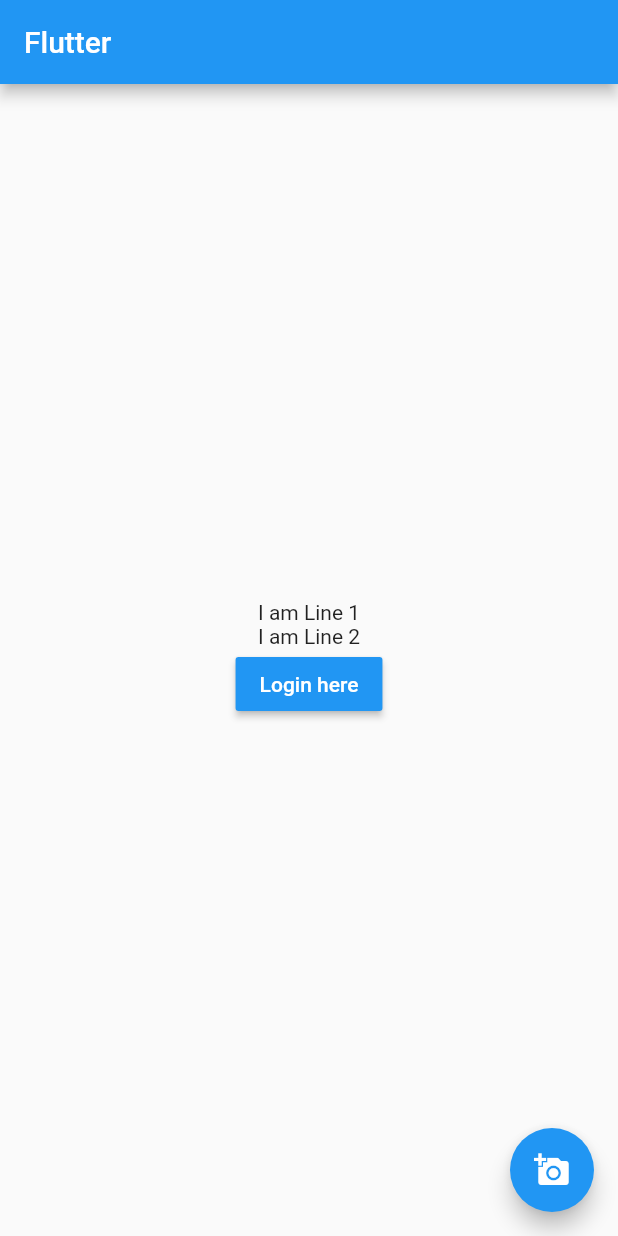
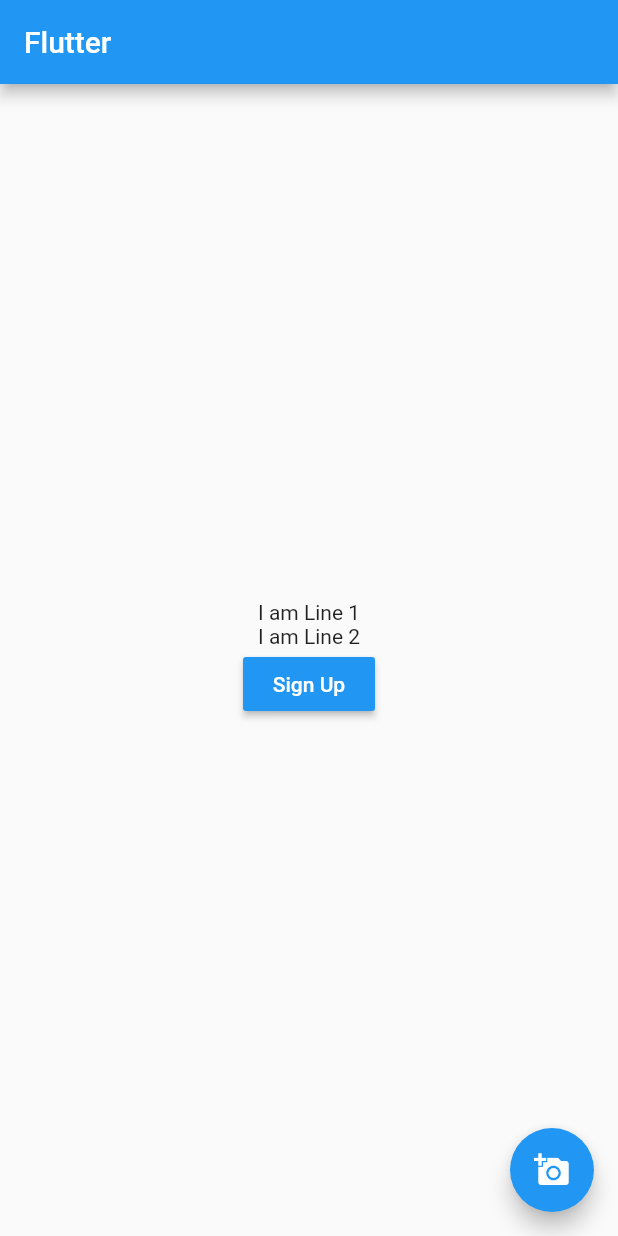
Before and after one commit to piyushgarg-dev/Flutter, a Flutter app: the screen it shows after launch, on a phone screen of 412 x 824 dp. Run offline on Flutter 3.47's test engine with Material 2 defaults, Android fonts, the phone set to English and light mode, and no system bars.

Commit message:
Stateless Widget

```diff
--- a/02/my_stateless/lib/main.dart
+++ b/02/my_stateless/lib/main.dart
@@ -1,8 +1,14 @@
 import 'package:flutter/material.dart';
 
 void main(){
+  runApp(MyApp());
+}
 
-  var app = MaterialApp(
+
+class MyApp extends StatelessWidget {
+  @override
+  Widget build(BuildContext context){
+    return MaterialApp(
       title: 'Piyush App',
       debugShowCheckedModeBanner: false,
       theme: ThemeData(
@@ -22,7 +28,7 @@ void main(){
               Text('I am Line 2'),
               RaisedButton(
                 onPressed: (){},
-                child: Text('Login here'),
+                child: Text('Sign Up'),
                 color: Colors.blue,
                 textColor: Colors.white,
                 splashColor: Colors.green,
@@ -39,6 +45,5 @@ void main(){
           ),
       )
   );
-
-  runApp(app);
+  }
 }
```
